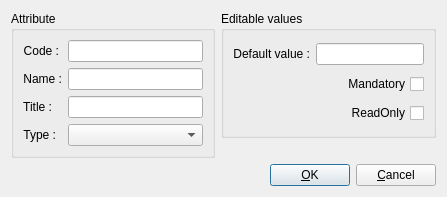
The window that ddocclient/guilibs/kksgui/ui/kkscatattr_editor.ui (YuriyRusinov/reper) describes before a commit, drawn with Qt 5.
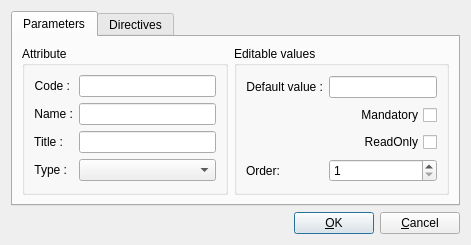
The same window after the commit.

```diff
--- a/ddocclient/guilibs/kksgui/ui/kkscatattr_editor.ui
+++ b/ddocclient/guilibs/kksgui/ui/kkscatattr_editor.ui
@@ -6,15 +6,25 @@
    <rect>
     <x>0</x>
     <y>0</y>
-    <width>447</width>
-    <height>180</height>
+    <width>471</width>
+    <height>225</height>
    </rect>
   </property>
   <property name="windowTitle">
    <string>Attribute in category</string>
   </property>
-  <layout class="QGridLayout">
-   <item row="0" column="0" rowspan="2">
+  <layout class="QVBoxLayout" name="verticalLayout">
+   <item>
+    <widget class="QTabWidget" name="twAttrCatParams">
+     <property name="currentIndex">
+      <number>0</number>
+     </property>
+     <widget class="QWidget" name="tabParameters">
+      <attribute name="title">
+       <string>Parameters</string>
+      </attribute>
+      <layout class="QGridLayout" name="gridLayout_2">
+       <item row="0" column="0">
     <widget class="QGroupBox" name="gbAttribute">
      <property name="sizePolicy">
       <sizepolicy hsizetype="MinimumExpanding" vsizetype="MinimumExpanding">
@@ -25,7 +35,7 @@
      <property name="title">
       <string>Attribute</string>
      </property>
-     <layout class="QGridLayout">
+         <layout class="QGridLayout" name="_3">
       <item row="0" column="0">
        <widget class="QLabel" name="lCode">
         <property name="sizePolicy">
@@ -126,7 +136,7 @@
      <property name="title">
       <string>Editable values</string>
      </property>
-     <layout class="QGridLayout">
+         <layout class="QGridLayout" name="_2">
       <item row="0" column="0">
        <widget class="QLabel" name="lDefValue">
         <property name="sizePolicy">
@@ -166,23 +176,38 @@
         </property>
        </widget>
       </item>
-     </layout>
-    </widget>
-   </item>
-   <item row="1" column="1">
-    <spacer>
-     <property name="orientation">
-      <enum>Qt::Horizontal</enum>
-     </property>
-     <property name="sizeHint" stdset="0">
-      <size>
-       <width>191</width>
-       <height>20</height>
-      </size>
-     </property>
-    </spacer>
-   </item>
-   <item row="2" column="0" colspan="2">
+          <item row="3" column="1">
+           <widget class="QSpinBox" name="sbOrder">
+            <property name="minimum">
+             <number>1</number>
+            </property>
+           </widget>
+          </item>
+          <item row="3" column="0">
+           <widget class="QLabel" name="lOrder">
+            <property name="text">
+             <string>Order:</string>
+            </property>
+           </widget>
+          </item>
+         </layout>
+        </widget>
+       </item>
+      </layout>
+     </widget>
+     <widget class="QWidget" name="tabDirectives">
+      <attribute name="title">
+       <string>Directives</string>
+      </attribute>
+      <layout class="QGridLayout" name="gridLayout">
+       <item row="0" column="0">
+        <widget class="QTextEdit" name="teDirectives"/>
+       </item>
+      </layout>
+     </widget>
+    </widget>
+   </item>
+   <item>
     <layout class="QHBoxLayout">
      <item>
       <spacer>
```
Lines whose indentation alone changed are shown as unchanged.
